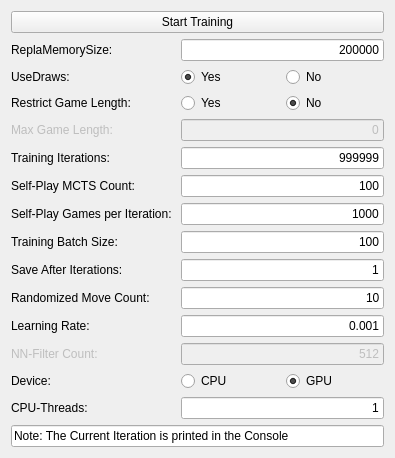
Qt form Main/include/UI/Training.ui (Georg-S/AlphaZero) before a commit.
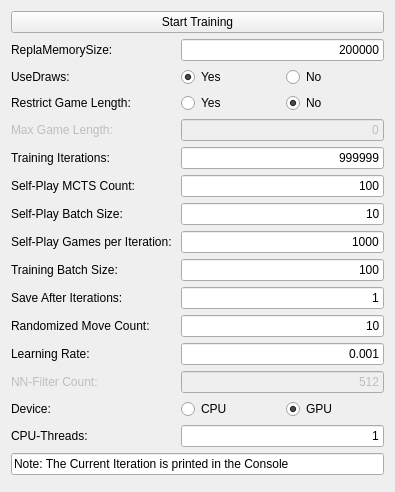
The same form after that commit.

Commit message: Add batch size to training UI

The edit to the form file:
```diff
--- a/Main/include/UI/Training.ui
+++ b/Main/include/UI/Training.ui
@@ -7,7 +7,7 @@
     <x>0</x>
     <y>0</y>
     <width>395</width>
-    <height>436</height>
+    <height>492</height>
    </rect>
   </property>
   <property name="windowTitle">
@@ -26,16 +26,6 @@
    </item>
    <item>
     <layout class="QGridLayout" name="ParametersGridLayout">
-     <item row="0" column="1">
-      <widget class="QLineEdit" name="ReplayMemorySizeInput">
-       <property name="text">
-        <string>200000</string>
-       </property>
-       <property name="alignment">
-        <set>Qt::AlignRight|Qt::AlignTrailing|Qt::AlignVCenter</set>
-       </property>
-      </widget>
-     </item>
      <item row="0" column="0">
       <widget class="QLabel" name="ReplayMemorySizeLabel">
        <property name="text">
@@ -43,13 +33,33 @@
        </property>
       </widget>
      </item>
-     <item row="1" column="0">
-      <widget class="QLabel" name="UseDrawsLabel">
+     <item row="3" column="1">
+      <widget class="QLineEdit" name="MaxGameLengthInput">
+       <property name="enabled">
+        <bool>false</bool>
+       </property>
        <property name="text">
-        <string>UseDraws: </string>
+        <string>0</string>
+       </property>
+       <property name="alignment">
+        <set>Qt::AlignRight|Qt::AlignTrailing|Qt::AlignVCenter</set>
+       </property>
+       <property name="readOnly">
+        <bool>false</bool>
        </property>
       </widget>
      </item>
+     <item row="14" column="0">
+      <layout class="QHBoxLayout" name="horizontalLayout_4">
+       <item>
+        <widget class="QLabel" name="CpuThreadsLabel">
+         <property name="text">
+          <string>CPU-Threads: </string>
+         </property>
+        </widget>
+       </item>
+      </layout>
+     </item>
      <item row="1" column="1">
       <layout class="QHBoxLayout" name="horizontalLayout">
        <item>
@@ -80,6 +90,121 @@
        </item>
       </layout>
      </item>
+     <item row="7" column="0">
+      <widget class="QLabel" name="SelPlayGamesCountLabel">
+       <property name="text">
+        <string>Self-Play Games per Iteration: </string>
+       </property>
+      </widget>
+     </item>
+     <item row="5" column="1">
+      <widget class="QLineEdit" name="SelfPlayMCTSCountInput">
+       <property name="text">
+        <string>100</string>
+       </property>
+       <property name="alignment">
+        <set>Qt::AlignRight|Qt::AlignTrailing|Qt::AlignVCenter</set>
+       </property>
+      </widget>
+     </item>
+     <item row="8" column="1">
+      <widget class="QLineEdit" name="TrainingBatchSizeInput">
+       <property name="text">
+        <string>100</string>
+       </property>
+       <property name="alignment">
+        <set>Qt::AlignRight|Qt::AlignTrailing|Qt::AlignVCenter</set>
+       </property>
+      </widget>
+     </item>
+     <item row="12" column="0">
+      <widget class="QLabel" name="FilterCountLabel">
+       <property name="enabled">
+        <bool>false</bool>
+       </property>
+       <property name="text">
+        <string>NN-Filter Count: </string>
+       </property>
+      </widget>
+     </item>
+     <item row="8" column="0">
+      <widget class="QLabel" name="TrainingBatchSizeLabel">
+       <property name="text">
+        <string>Training Batch Size: </string>
+       </property>
+      </widget>
+     </item>
+     <item row="5" column="0">
+      <widget class="QLabel" name="SelfPlayMCTSLabel">
+       <property name="text">
+        <string>Self-Play MCTS Count: </string>
+       </property>
+      </widget>
+     </item>
+     <item row="0" column="1">
+      <widget class="QLineEdit" name="ReplayMemorySizeInput">
+       <property name="text">
+        <string>200000</string>
+       </property>
+       <property name="alignment">
+        <set>Qt::AlignRight|Qt::AlignTrailing|Qt::AlignVCenter</set>
+       </property>
+      </widget>
+     </item>
+     <item row="2" column="0">
+      <widget class="QLabel" name="RestrictGameLengthLabel">
+       <property name="text">
+        <string>Restrict Game Length: </string>
+       </property>
+      </widget>
+     </item>
+     <item row="12" column="1">
+      <widget class="QLineEdit" name="FilterCountInput">
+       <property name="enabled">
+        <bool>false</bool>
+       </property>
+       <property name="text">
+        <string>512</string>
+       </property>
+       <property name="alignment">
+        <set>Qt::AlignRight|Qt::AlignTrailing|Qt::AlignVCenter</set>
+       </property>
+      </widget>
+     </item>
+     <item row="4" column="1">
+      <widget class="QLineEdit" name="TrainingIterationsInput">
+       <property name="text">
+        <string>999999</string>
+       </property>
+       <property name="alignment">
+        <set>Qt::AlignRight|Qt::AlignTrailing|Qt::AlignVCenter</set>
+       </property>
+      </widget>
+     </item>
+     <item row="13" column="0">
+      <widget class="QLabel" name="DeviceLabel">
+       <property name="text">
+        <string>Device: </string>
+       </property>
+      </widget>
+     </item>
+     <item row="9" column="1">
+      <widget class="QLineEdit" name="SaveIterationCountInput">
+       <property name="text">
+        <string>1</string>
+       </property>
+       <property name="alignment">
+        <set>Qt::AlignRight|Qt::AlignTrailing|Qt::AlignVCenter</set>
+       </property>
+      </widget>
+     </item>
+     <item row="1" column="0">
+      <widget class="QLabel" name="UseDrawsLabel">
+       <property name="text">
+        <string>UseDraws: </string>
+       </property>
+      </widget>
+     </item>
      <item row="2" column="1">
       <layout class="QHBoxLayout" name="horizontalLayout_2">
        <item>
@@ -107,10 +232,63 @@
        </item>
       </layout>
      </item>
-     <item row="2" column="0">
-      <widget class="QLabel" name="RestrictGameLengthLabel">
+     <item row="14" column="1">
+      <widget class="QLineEdit" name="CpuThreadsInput">
+       <property name="inputMask">
+        <string/>
+       </property>
        <property name="text">
-        <string>Restrict Game Length: </string>
+        <string>1</string>
+       </property>
+       <property name="alignment">
+        <set>Qt::AlignRight|Qt::AlignTrailing|Qt::AlignVCenter</set>
+       </property>
+      </widget>
+     </item>
+     <item row="7" column="1">
+      <widget class="QLineEdit" name="SelfPlayGamesCountInput">
+       <property name="text">
+        <string>1000</string>
+       </property>
+       <property name="alignment">
+        <set>Qt::AlignRight|Qt::AlignTrailing|Qt::AlignVCenter</set>
+       </property>
+      </widget>
+     </item>
+     <item row="13" column="1">
+      <layout class="QHBoxLayout" name="horizontalLayout_3">
+       <item>
+        <widget class="QRadioButton" name="CPURadio">
+         <property name="text">
+          <string>CPU</string>
+         </property>
+         <attribute name="buttonGroup">
+          <string notr="true">DeviceButtonGrp</string>
+         </attribute>
+        </widget>
+       </item>
+       <item>
+        <widget class="QRadioButton" name="GPURadio">
+         <property name="text">
+          <string>GPU</string>
+         </property>
+         <property name="checked">
+          <bool>true</bool>
+         </property>
+         <attribute name="buttonGroup">
+          <string notr="true">DeviceButtonGrp</string>
+         </attribute>
+        </widget>
+       </item>
+      </layout>
+     </item>
+     <item row="10" column="1">
+      <widget class="QLineEdit" name="RandomizedMoveCountInput">
+       <property name="text">
+        <string>10</string>
+       </property>
+       <property name="alignment">
+        <set>Qt::AlignRight|Qt::AlignTrailing|Qt::AlignVCenter</set>
        </property>
       </widget>
      </item>
@@ -127,83 +305,23 @@
        </property>
       </widget>
      </item>
-     <item row="3" column="1">
-      <widget class="QLineEdit" name="MaxGameLengthInput">
-       <property name="enabled">
-        <bool>false</bool>
-       </property>
-       <property name="text">
-        <string>0</string>
-       </property>
-       <property name="alignment">
-        <set>Qt::AlignRight|Qt::AlignTrailing|Qt::AlignVCenter</set>
-       </property>
-       <property name="readOnly">
-        <bool>false</bool>
-       </property>
-      </widget>
-     </item>
-     <item row="9" column="1">
-      <widget class="QLineEdit" name="RandomizedMoveCountInput">
-       <property name="text">
-        <string>10</string>
-       </property>
-       <property name="alignment">
-        <set>Qt::AlignRight|Qt::AlignTrailing|Qt::AlignVCenter</set>
-       </property>
-      </widget>
-     </item>
-     <item row="10" column="0">
-      <widget class="QLabel" name="LearningRateLabel">
-       <property name="text">
-        <string>Learning Rate: </string>
-       </property>
-      </widget>
-     </item>
-     <item row="5" column="1">
-      <widget class="QLineEdit" name="SelfPlayMCTSCountInput">
-       <property name="text">
-        <string>100</string>
-       </property>
-       <property name="alignment">
-        <set>Qt::AlignRight|Qt::AlignTrailing|Qt::AlignVCenter</set>
-       </property>
-      </widget>
-     </item>
-     <item row="10" column="1">
-      <widget class="QLineEdit" name="LearningRateInput">
-       <property name="text">
-        <string>0.001</string>
-       </property>
-       <property name="alignment">
-        <set>Qt::AlignRight|Qt::AlignTrailing|Qt::AlignVCenter</set>
-       </property>
-      </widget>
-     </item>
-     <item row="8" column="0">
+     <item row="9" column="0">
       <widget class="QLabel" name="SaveIterationCountLabel">
        <property name="text">
         <string>Save After Iterations: </string>
        </property>
       </widget>
      </item>
-     <item row="6" column="1">
-      <widget class="QLineEdit" name="SelfPlayGamesCountInput">
+     <item row="11" column="1">
+      <widget class="QLineEdit" name="LearningRateInput">
        <property name="text">
-        <string>1000</string>
+        <string>0.001</string>
        </property>
        <property name="alignment">
         <set>Qt::AlignRight|Qt::AlignTrailing|Qt::AlignVCenter</set>
        </property>
       </widget>
      </item>
-     <item row="5" column="0">
-      <widget class="QLabel" name="SelfPlayMCTSLabel">
-       <property name="text">
-        <string>Self-Play MCTS Count: </string>
-       </property>
-      </widget>
-     </item>
      <item row="4" column="0">
       <widget class="QLabel" name="TrainingIterationsLabel">
        <property name="text">
@@ -211,132 +329,31 @@
        </property>
       </widget>
      </item>
-     <item row="8" column="1">
-      <widget class="QLineEdit" name="SaveIterationCountInput">
-       <property name="text">
-        <string>1</string>
-       </property>
-       <property name="alignment">
-        <set>Qt::AlignRight|Qt::AlignTrailing|Qt::AlignVCenter</set>
-       </property>
-      </widget>
-     </item>
-     <item row="4" column="1">
-      <widget class="QLineEdit" name="TrainingIterationsInput">
-       <property name="text">
-        <string>999999</string>
-       </property>
-       <property name="alignment">
-        <set>Qt::AlignRight|Qt::AlignTrailing|Qt::AlignVCenter</set>
-       </property>
-      </widget>
-     </item>
-     <item row="9" column="0">
+     <item row="10" column="0">
       <widget class="QLabel" name="RandomizedMoveCountLabel">
        <property name="text">
         <string>Randomized Move Count:</string>
        </property>
       </widget>
      </item>
-     <item row="6" column="0">
-      <widget class="QLabel" name="SelPlayGamesCountLabel">
-       <property name="text">
-        <string>Self-Play Games per Iteration: </string>
-       </property>
-      </widget>
-     </item>
-     <item row="7" column="1">
-      <widget class="QLineEdit" name="TrainingBatchSizeInput">
-       <property name="text">
-        <string>100</string>
-       </property>
-       <property name="alignment">
-        <set>Qt::AlignRight|Qt::AlignTrailing|Qt::AlignVCenter</set>
-       </property>
-      </widget>
-     </item>
-     <item row="7" column="0">
-      <widget class="QLabel" name="TrainingBatchSizeLabel">
-       <property name="text">
-        <string>Training Batch Size: </string>
-       </property>
-      </widget>
-     </item>
      <item row="11" column="0">
-      <widget class="QLabel" name="FilterCountLabel">
-       <property name="enabled">
-        <bool>false</bool>
-       </property>
+      <widget class="QLabel" name="LearningRateLabel">
        <property name="text">
-        <string>NN-Filter Count: </string>
+        <string>Learning Rate: </string>
        </property>
       </widget>
      </item>
-     <item row="11" column="1">
-      <widget class="QLineEdit" name="FilterCountInput">
-       <property name="enabled">
-        <bool>false</bool>
-       </property>
+     <item row="6" column="0">
+      <widget class="QLabel" name="SelfPlayBatchSizeLabel">
        <property name="text">
-        <string>512</string>
+        <string>Self-Play Batch Size:</string>
        </property>
-       <property name="alignment">
-        <set>Qt::AlignRight|Qt::AlignTrailing|Qt::AlignVCenter</set>
-       </property>
       </widget>
      </item>
-     <item row="12" column="0">
-      <widget class="QLabel" name="DeviceLabel">
+     <item row="6" column="1">
+      <widget class="QLineEdit" name="SelfPlayBatchSizeInput">
        <property name="text">
-        <string>Device: </string>
-       </property>
-      </widget>
-     </item>
-     <item row="12" column="1">
-      <layout class="QHBoxLayout" name="horizontalLayout_3">
-       <item>
-        <widget class="QRadioButton" name="CPURadio">
-         <property name="text">
-          <string>CPU</string>
-         </property>
-         <attribute name="buttonGroup">
-          <string notr="true">DeviceButtonGrp</string>
-         </attribute>
-        </widget>
-       </item>
-       <item>
-        <widget class="QRadioButton" name="GPURadio">
-         <property name="text">
-          <string>GPU</string>
-         </property>
-         <property name="checked">
-          <bool>true</bool>
-         </property>
-         <attribute name="buttonGroup">
-          <string notr="true">DeviceButtonGrp</string>
-         </attribute>
-        </widget>
-       </item>
-      </layout>
-     </item>
-     <item row="13" column="0">
-      <layout class="QHBoxLayout" name="horizontalLayout_4">
-       <item>
-        <widget class="QLabel" name="CpuThreadsLabel">
-         <property name="text">
-          <string>CPU-Threads: </string>
-         </property>
-        </widget>
-       </item>
-      </layout>
-     </item>
-     <item row="13" column="1">
-      <widget class="QLineEdit" name="CpuThreadsInput">
-       <property name="inputMask">
-        <string/>
-       </property>
-       <property name="text">
-        <string>1</string>
+        <string>10</string>
        </property>
        <property name="alignment">
         <set>Qt::AlignRight|Qt::AlignTrailing|Qt::AlignVCenter</set>
```
Left out of the diff: 2 changed lines with no effect on the pictures. The commit also changes 4 other files.
